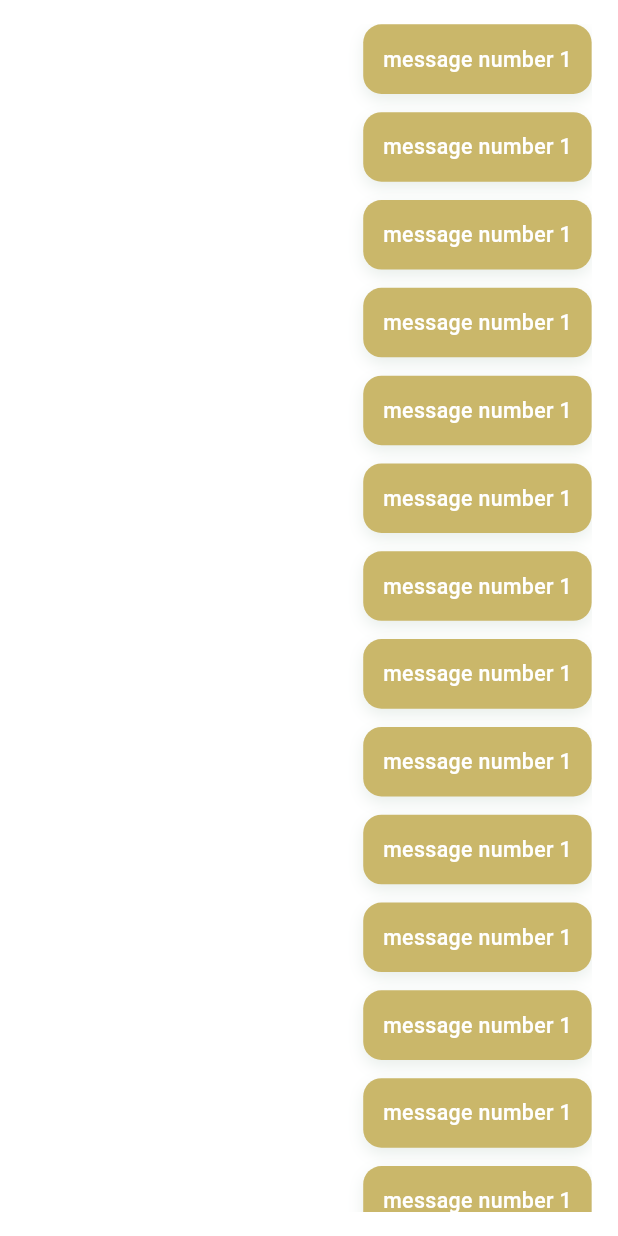
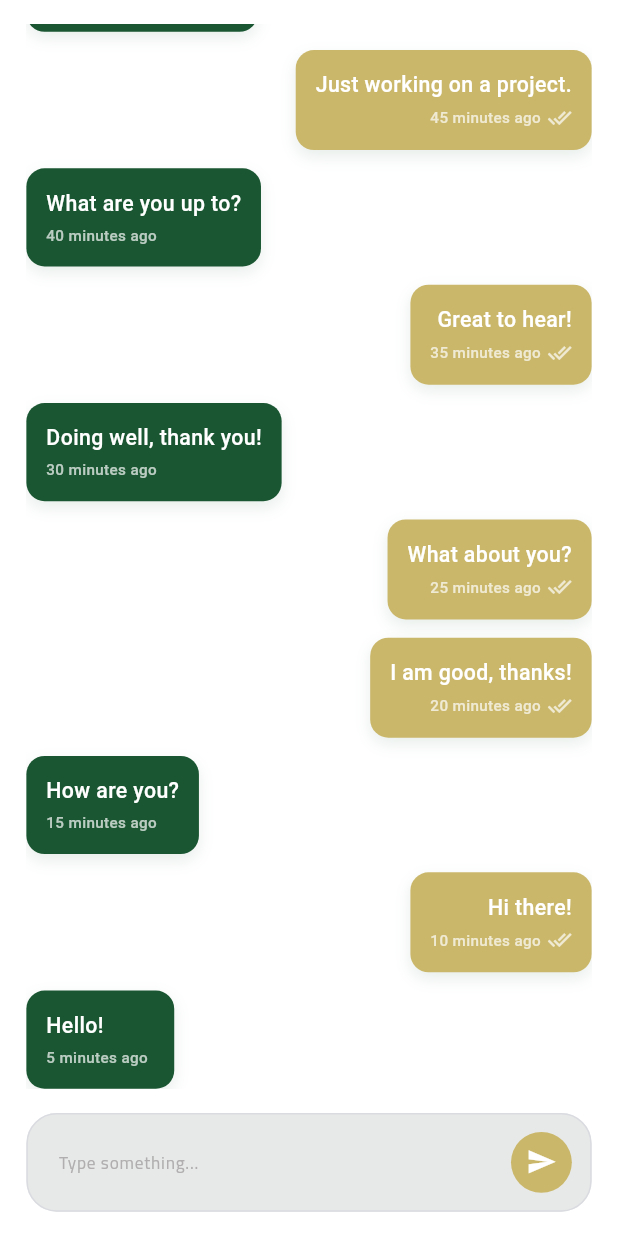
Before and after one commit to ahmedmedhat107201/pingora, a Flutter app: the ChatRoomView screen opened directly, on a phone screen of 412 x 824 dp. Run offline on Flutter 3.47's test engine with Material 3 defaults, Android fonts, the phone set to English and light mode, and no system bars; our stand-ins replace bloc, cached_network_image, dartz, dio, dropdown_button2, easy_localization and 8 more; accounts and stored records are empty; statements that could not run were skipped.

Commit message:
feat(chat): enhance chat functionality with message model and chat bubble; add default text color for themes

```diff
--- a/lib/core/shared/theme/app_theme.dart
+++ b/lib/core/shared/theme/app_theme.dart
@@ -71,6 +71,7 @@ extension AppThemeExtension on BuildContext {
 
   Color get primaryTextColor => AppColors.primaryTextColor(isDarkMode);
   Color get secondaryTextColor => AppColors.secondaryTextColor(isDarkMode);
+  Color get defaultTextColor => AppColors.defaultTextColor(isDarkMode);
   Color get backgroundColor => AppColors.backgroundColor(isDarkMode);
   Color get surfaceColor => AppColors.surfaceColor(isDarkMode);
   Color get subtitleColor => AppColors.subtitleColor(isDarkMode);
--- a/lib/core/utils/colors/colors.dart
+++ b/lib/core/utils/colors/colors.dart
@@ -47,6 +47,9 @@ class AppColors {
   static Color secondaryTextColor(bool isDark) =>
       isDark ? darkSecondaryText : lightSecondaryText;
 
+  static Color defaultTextColor(bool isDark) =>
+      isDark ? Colors.black : Colors.white;
+
   static Color subtitleColor(bool isDark) =>
       isDark ? darkSubtitle : lightSubtitle;
 
--- /dev/null
+++ b/lib/features/chat_room/data/models/message_model.dart
@@ -0,0 +1,26 @@
+class MessageModel {
+  final String message;
+  final bool isMe;
+  final String time;
+  final bool isSeen;
+
+  MessageModel({
+    required this.message,
+    required this.isMe,
+    required this.time,
+    required this.isSeen,
+  });
+
+  factory MessageModel.fromJson(Map<String, dynamic> map) {
+    return MessageModel(
+      message: map['message'] ?? '',
+      isMe: map['isMe'] ?? false,
+      time: map['time'] ?? '',
+      isSeen: map['isSeen'] ?? false,
+    );
+  }
+
+  Map<String, dynamic> toJson() {
+    return {'message': message, 'isMe': isMe, 'time': time, 'isSeen': isSeen};
+  }
+}
--- /dev/null
+++ b/lib/features/chat_room/presentation/view/widgets/chat_bubble.dart
@@ -0,0 +1,85 @@
+import 'package:flutter/material.dart';
+import 'package:flutter_screenutil/flutter_screenutil.dart';
+import 'package:pingora/core/shared/shared_widgets/main_text.dart';
+import 'package:pingora/core/shared/theme/app_theme.dart';
+import 'package:pingora/core/utils/helper/date_time_format.dart';
+
+class ChatBubble extends StatefulWidget {
+  final bool isMe;
+  final String message;
+  final String time;
+  final bool isSeen;
+  const ChatBubble({
+    super.key,
+    required this.isMe,
+    required this.message,
+    required this.time,
+    required this.isSeen,
+  });
+
+  @override
+  State<ChatBubble> createState() => _ChatBubbleState();
+}
+
+class _ChatBubbleState extends State<ChatBubble> {
+  @override
+  Widget build(BuildContext context) {
+    return Row(
+      mainAxisSize: MainAxisSize.min,
+      mainAxisAlignment: widget.isMe
+          ? MainAxisAlignment.end
+          : MainAxisAlignment.start,
+      children: [
+        Container(
+          padding: EdgeInsets.all(12.w),
+          decoration: BoxDecoration(
+            color: widget.isMe ? context.primaryColor : context.secondaryColor,
+            borderRadius: BorderRadius.circular(12.r),
+            boxShadow: [
+              BoxShadow(
+                color: context.secondaryColor.withValues(alpha: 0.1),
+                blurRadius: 8.r,
+                offset: Offset(0, 4.h),
+              ),
+            ],
+          ),
+          child: Column(
+            crossAxisAlignment: widget.isMe
+                ? CrossAxisAlignment.end
+                : CrossAxisAlignment.start,
+            children: [
+              Row(
+                children: [
+                  MainText(
+                    widget.message,
+                    fontSize: 14.sp,
+                    color: context.defaultTextColor,
+                  ),
+                ],
+              ),
+              SizedBox(height: 4.h),
+              Row(
+                children: [
+                  MainText(
+                    DateTimeFormat.fromTimeFormat(widget.time),
+                    fontSize: 10.sp,
+                    color: Colors.white.withValues(alpha: 0.7),
+                  ),
+                  SizedBox(width: 4.w),
+                  if (widget.isMe && widget.isSeen)
+                    Icon(
+                      Icons.done_all,
+                      size: 16.sp,
+                      color: Colors.white.withValues(alpha: 0.7),
+                    )
+                  else
+                    SizedBox.shrink(),
+                ],
+              ),
+            ],
+          ),
+        ),
+      ],
+    );
+  }
+}
--- a/lib/features/chat_room/presentation/view/widgets/chat_room_view_body.dart
+++ b/lib/features/chat_room/presentation/view/widgets/chat_room_view_body.dart
@@ -1,7 +1,10 @@
+import 'package:easy_localization/easy_localization.dart';
 import 'package:flutter/material.dart';
 import 'package:flutter_screenutil/flutter_screenutil.dart';
-import 'package:pingora/core/shared/shared_widgets/main_text.dart';
+import 'package:pingora/core/shared/shared_widgets/default_text_form_field.dart';
 import 'package:pingora/core/shared/theme/app_theme.dart';
+import 'package:pingora/features/chat_room/data/models/message_model.dart';
+import 'package:pingora/features/chat_room/presentation/view/widgets/chat_bubble.dart';
 
 class ChatRoomViewBody extends StatefulWidget {
   const ChatRoomViewBody({super.key});
@@ -11,64 +14,186 @@ class ChatRoomViewBody extends StatefulWidget {
 }
 
 class _ChatRoomViewBodyState extends State<ChatRoomViewBody> {
+  late TextEditingController _messageController;
+  late ScrollController _scrollController;
+  List<MessageModel> messages = [
+    MessageModel(
+      message: 'Hello!',
+      isMe: false,
+      time: DateTime.now().subtract(Duration(minutes: 5)).toString(),
+      isSeen: true,
+    ),
+    MessageModel(
+      message: 'Hi there!',
+      isMe: true,
+      time: DateTime.now().subtract(Duration(minutes: 10)).toString(),
+      isSeen: true,
+    ),
+    MessageModel(
+      message: 'How are you?',
+      isMe: false,
+      time: DateTime.now().subtract(Duration(minutes: 15)).toString(),
+      isSeen: true,
+    ),
+    MessageModel(
+      message: 'I am good, thanks!',
+      isMe: true,
+      time: DateTime.now().subtract(Duration(minutes: 20)).toString(),
+      isSeen: true,
+    ),
+    MessageModel(
+      message: 'What about you?',
+      isMe: true,
+      time: DateTime.now().subtract(Duration(minutes: 25)).toString(),
+      isSeen: true,
+    ),
+    MessageModel(
+      message: 'Doing well, thank you!',
+      isMe: false,
+      time: DateTime.now().subtract(Duration(minutes: 30)).toString(),
+      isSeen: true,
+    ),
+    MessageModel(
+      message: 'Great to hear!',
+      isMe: true,
+      time: DateTime.now().subtract(Duration(minutes: 35)).toString(),
+      isSeen: true,
+    ),
+    MessageModel(
+      message: 'What are you up to?',
+      isMe: false,
+      time: DateTime.now().subtract(Duration(minutes: 40)).toString(),
+      isSeen: true,
+    ),
+    MessageModel(
+      message: 'Just working on a project.',
+      isMe: true,
+      time: DateTime.now().subtract(Duration(minutes: 45)).toString(),
+      isSeen: true,
+    ),
+    MessageModel(
+      message: 'Sounds interesting!',
+      isMe: false,
+      time: DateTime.now().subtract(Duration(minutes: 50)).toString(),
+      isSeen: true,
+    ),
+    MessageModel(
+      message: 'Yes, it is quite fun.',
+      isMe: true,
+      time: DateTime.now().subtract(Duration(minutes: 55)).toString(),
+      isSeen: true,
+    ),
+    MessageModel(
+      message: 'Good luck with it!',
+      isMe: false,
+      time: DateTime.now().subtract(Duration(minutes: 60)).toString(),
+      isSeen: true,
+    ),
+    MessageModel(
+      message: 'Thank you!',
+      isMe: true,
+      time: DateTime.now().subtract(Duration(minutes: 65)).toString(),
+      isSeen: false,
+    ),
+  ];
+
+  void addMessage(String message, bool isMe) {
+    setState(() {
+      messages.insert(
+        0,
+        MessageModel(
+          message: message,
+          isMe: isMe,
+          time: DateTime.now().toString(),
+          isSeen: false,
+        ),
+      );
+      _scrollController.animateTo(
+        0.0,
+        duration: Duration(milliseconds: 500),
+        curve: Curves.easeOut,
+      );
+    });
+  }
+
+  void _sendMessage() {
+    if (_messageController.text.trim().isNotEmpty) {
+      addMessage(_messageController.text.trim(), true);
+      _messageController.clear();
+    }
+  }
+
+  @override
+  void initState() {
+    super.initState();
+    _messageController = TextEditingController();
+    _scrollController = ScrollController();
+  }
+
+  @override
+  void dispose() {
+    _messageController.dispose();
+    _scrollController.dispose();
+    super.dispose();
+  }
+
   @override
   Widget build(BuildContext context) {
     return Container(
       padding: EdgeInsets.symmetric(horizontal: 16.w, vertical: 16.h),
+      child: Column(
+        children: [
+          Expanded(
             child: ListView.separated(
+              controller: _scrollController,
+              reverse: true, // Show latest messages at bottom
               separatorBuilder: (context, index) {
                 return SizedBox(height: 12.h);
               },
               itemBuilder: (context, index) {
-          return ChatBubble();
+                final message = messages[index];
+                return ChatBubble(
+                  message: message.message,
+                  isMe: message.isMe,
+                  time: message.time,
+                  isSeen: message.isSeen,
+                );
               },
-        itemCount: 16,
+              itemCount: messages.length,
+            ),
+          ),
+
+          SizedBox(height: 16.h),
+
+          // Input Area
+          DefaultTextFormField(
+            controller: _messageController,
+            textInputType: TextInputType.text,
+            hintText: 'type_message'.tr(),
+            suffixIcon: Padding(
+              padding: EdgeInsets.symmetric(horizontal: 12.w),
+              child: CircleAvatar(
+                radius: 20.r,
+                backgroundColor: context.primaryColor,
+                child: IconButton(
+                  icon: Icon(Icons.send, color: Colors.white, size: 20.sp),
+                  onPressed: _sendMessage,
+                ),
+              ),
+            ),
+            fillColor: context.inputBackgroundColor,
+            borderSideColor: context.borderColor,
+            borderSideEnabledColor: context.borderColor,
+            labelColorActive: context.primaryColor,
+            borderRadius: 20.r,
+            isFilled: true,
+            textInputAction: TextInputAction.send,
+            contentPaddingVertical: 24.h,
+            contentPaddingHorizontal: 16.w,
+            onFilledSubmit: (_) => _sendMessage(),
+          ),
+        ],
       ),
     );
   }
 }
-
-class ChatBubble extends StatefulWidget {
-  final bool isMe;
-  const ChatBubble({super.key, this.isMe = true});
-
-  @override
-  State<ChatBubble> createState() => _ChatBubbleState();
-}
-
-class _ChatBubbleState extends State<ChatBubble> {
-  @override
-  Widget build(BuildContext context) {
-    return Row(
-      mainAxisSize: MainAxisSize.min,
-      mainAxisAlignment: widget.isMe
-          ? MainAxisAlignment.end
-          : MainAxisAlignment.start,
-      children: [
-        Container(
-          padding: EdgeInsets.all(12.w),
-          decoration: BoxDecoration(
-            color: widget.isMe ? context.primaryColor : context.secondaryColor,
-            borderRadius: BorderRadius.circular(12.r),
-            boxShadow: [
-              BoxShadow(
-                color: context.secondaryColor.withValues(alpha: 0.1),
-                blurRadius: 8.r,
-                offset: Offset(0, 4.h),
-              ),
-            ],
-          ),
-          child: Row(
-            children: [
-              MainText(
-                'message number 1',
-                fontSize: 14.sp,
-                color: Colors.white,
-              ),
-            ],
-          ),
-        ),
-      ],
-    );
-  }
-}
```
Lines whose indentation alone changed are shown as unchanged.
